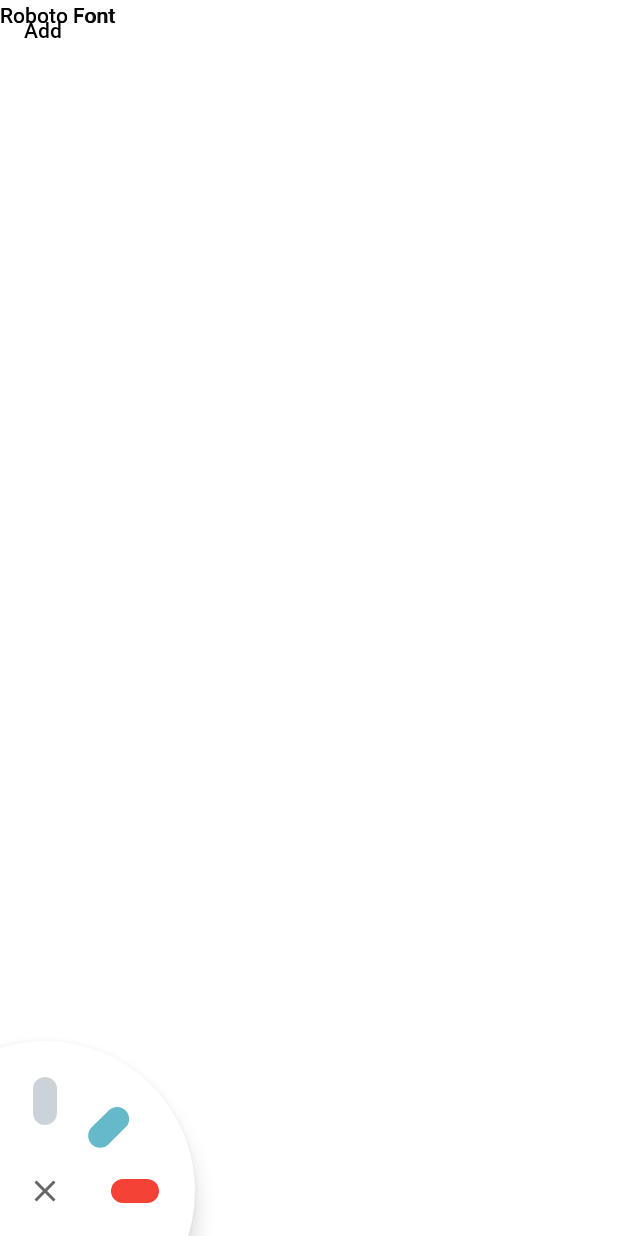
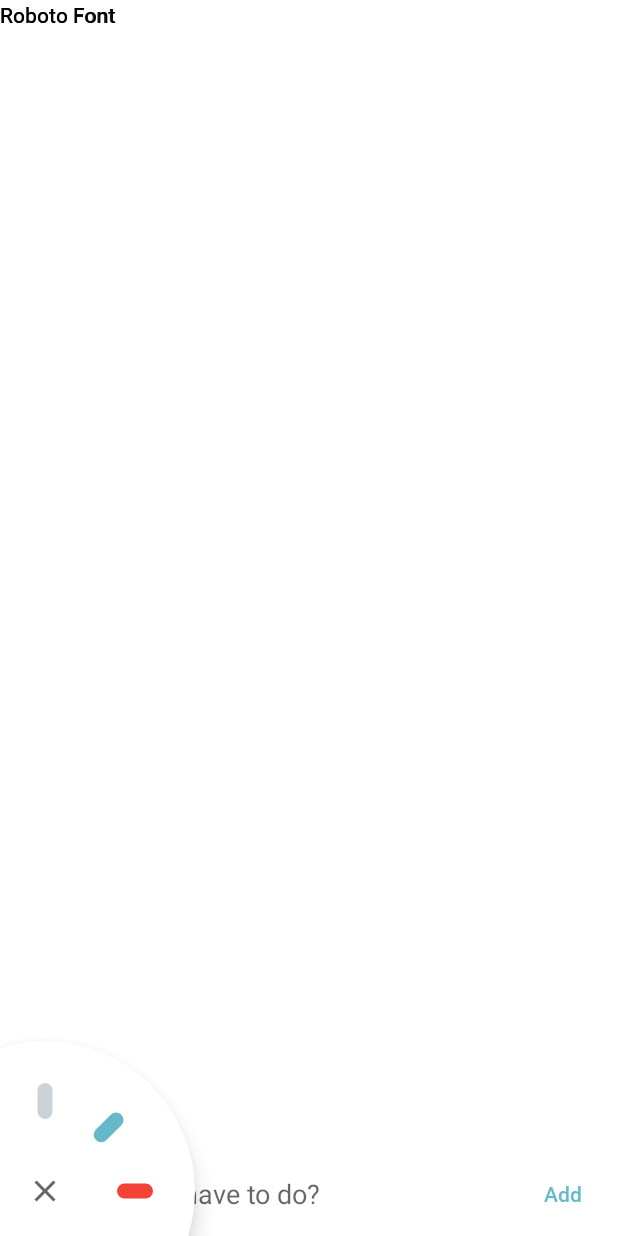
Before and after one commit to ozh-dev/ToDayToDone, an Android app: the screen it shows after launch (TasksActivity), after a tap on an icon or button, on a phone screen of 412 x 824 dp. Run offline under Robolectric (Android 15) with nearby library versions, the phone set to English and light mode, and no system bars; 2 other taps on this screen came first.

Commit message:
added add task bar for TasksActivity.kt

```diff
--- a/app/src/main/AndroidManifest.xml
+++ b/app/src/main/AndroidManifest.xml
@@ -12,6 +12,7 @@
 
         <activity
             android:name=".screen.TasksActivity"
+            android:windowSoftInputMode="adjustResize"
             android:screenOrientation="portrait">
             <intent-filter>
                 <action android:name="android.intent.action.MAIN" />
--- a/app/src/main/java/ru/ozh/application/screen/TasksActivity.kt
+++ b/app/src/main/java/ru/ozh/application/screen/TasksActivity.kt
@@ -5,6 +5,7 @@ import android.os.Bundle
 import android.widget.Button
 import android.widget.ImageButton
 import ru.ozh.application.R
+import ru.ozh.application.view.CapsuleView
 import ru.ozh.application.view.ColorChooseView
 
 class TasksActivity : AppCompatActivity() {
@@ -13,10 +14,14 @@ class TasksActivity : AppCompatActivity() {
         setContentView(R.layout.activity_tasks)
 
         val addBtn = findViewById<Button>(R.id.add_task_btn)
+        val openPriorityBtn = findViewById<CapsuleView>(R.id.open_priority_btn)
         val colorPicker = findViewById<ColorChooseView>(R.id.color_choose_view)
 
+        addBtn.setOnClickListener {
+            colorPicker.hide()
+        }
 
-        addBtn.setOnClickListener {
+        openPriorityBtn.setOnClickListener {
             colorPicker.show()
         }
     }
--- a/app/src/main/java/ru/ozh/application/view/CapsuleView.kt
+++ b/app/src/main/java/ru/ozh/application/view/CapsuleView.kt
@@ -22,10 +22,10 @@ class CapsuleView @JvmOverloads constructor(
             isAntiAlias = true
         }
 
-    private val capsuleWidth = 16f.dp()
-    private val capsuleHeight = 32f.dp()
+    private val capsuleWidth = 10f.dp()
+    private val capsuleHeight = 24f.dp()
     private val radius = 15f.dp()
-    private val strokeWidth = 4f.dp()
+    private val strokeWidth = 2f.dp()
 
     init {
         initAttrs()
--- a/app/src/main/java/ru/ozh/application/view/ColorChooseView.kt
+++ b/app/src/main/java/ru/ozh/application/view/ColorChooseView.kt
@@ -6,17 +6,14 @@ import android.util.AttributeSet
 import android.view.Gravity
 import android.view.View
 import android.view.ViewAnimationUtils
-import android.view.animation.OvershootInterpolator
 import android.widget.FrameLayout
 import android.widget.ImageButton
-import android.widget.ViewAnimator
 import androidx.core.animation.doOnEnd
 import androidx.core.animation.doOnStart
 import androidx.core.view.children
 import androidx.core.view.isVisible
 import androidx.core.view.updateLayoutParams
 import ru.ozh.application.R
-import ru.ozh.application.utils.UiUtils.dp
 import java.lang.Math.toRadians
 import kotlin.math.cos
 import kotlin.math.hypot
@@ -75,8 +72,9 @@ class ColorChooseView @JvmOverloads constructor(
     }
 
     private fun createRevealAnimation(isReverse: Boolean): Animator {
-        val cx = width / 2
-        val cy = height / 2
+        val (layoutWidth, layoutHeight) = layoutParams.width to layoutParams.height
+        val cx = layoutWidth / 2
+        val cy = layoutHeight / 2
 
         val finalRadius = hypot(cx.toDouble(), cy.toDouble()).toFloat()
 
--- a/app/src/main/res/layout/activity_tasks.xml
+++ b/app/src/main/res/layout/activity_tasks.xml
@@ -26,12 +26,7 @@
         android:text="Roboto Font"
         android:textAppearance="@style/Text.Light" />
 
-    <Button
-        android:id="@+id/add_task_btn"
-        style="@style/Button.Borderless"
-        android:layout_width="wrap_content"
-        android:layout_height="wrap_content"
-        android:text="Add" />
+    <include layout="@layout/layout_add_bar" />
 
     <ru.ozh.application.view.ColorChooseView
         android:id="@+id/color_choose_view"
@@ -41,7 +36,8 @@
         android:background="@drawable/bg_capsule_btn_shape"
         android:elevation="8dp"
         android:translationX="-70dp"
-        android:translationY="70dp">
+        android:translationY="70dp"
+        android:visibility="gone">
 
         <ru.ozh.application.view.CapsuleView
             android:layout_width="40dp"
--- /dev/null
+++ b/app/src/main/res/layout/layout_add_bar.xml
@@ -0,0 +1,37 @@
+<?xml version="1.0" encoding="utf-8"?>
+<RelativeLayout xmlns:android="http://schemas.android.com/apk/res/android"
+    xmlns:app="http://schemas.android.com/apk/res-auto"
+    android:layout_width="match_parent"
+    android:layout_height="56dp"
+    android:layout_gravity="bottom"
+    android:background="@color/white"
+    android:clipToPadding="false"
+    android:paddingHorizontal="8dp">
+
+    <ru.ozh.application.view.CapsuleView
+        android:id="@+id/open_priority_btn"
+        android:layout_width="40dp"
+        android:layout_height="40dp"
+        android:layout_centerVertical="true"
+        app:cv_color="@color/gray_"
+        app:cv_is_stroke="true" />
+
+    <com.google.android.material.textfield.TextInputEditText
+        android:layout_width="match_parent"
+        android:layout_height="match_parent"
+        android:layout_toStartOf="@id/add_task_btn"
+        android:layout_toEndOf="@id/open_priority_btn"
+        android:background="@null"
+        android:singleLine="true"
+        android:hint="@string/add_hint" />
+
+    <Button
+        android:id="@+id/add_task_btn"
+        style="@style/Button.Borderless"
+        android:layout_width="wrap_content"
+        android:layout_height="wrap_content"
+        android:layout_alignParentEnd="true"
+        android:layout_centerVertical="true"
+        android:text="@string/add_btn"
+        android:textColor="@color/petroleum_blue" />
+</RelativeLayout>
```
